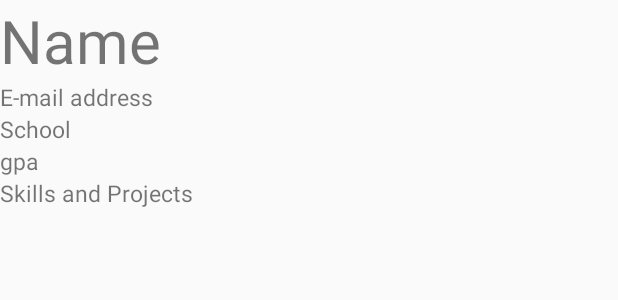
After one commit to jeff-w/shake_in, an Android app: the layout applicant_item.xml on its own in the app's theme, with its tools: preview values and no code run, on a phone screen of 412 x 824 dp. The commit adds this screen. Shown: the top 300 px of the screen. Run offline under Robolectric (Android 15) with nearby library versions, the phone set to English and light mode, and no system bars.

Commit message:
Added listView

```diff
--- a/app/src/main/AndroidManifest.xml
+++ b/app/src/main/AndroidManifest.xml
@@ -45,6 +45,10 @@
             android:name=".RecruiterShakeActivity"
             android:screenOrientation="portrait" >
         </activity>
+        <activity
+            android:name=".PickApplicantsActivity"
+            android:screenOrientation="portrait" >
+        </activity>
     </application>
 
 </manifest>
--- a/app/src/main/java/com/djkim/shake/ApplicantSignupActivity.java
+++ b/app/src/main/java/com/djkim/shake/ApplicantSignupActivity.java
@@ -19,5 +19,6 @@ public class ApplicantSignupActivity extends Activity {
     public void applicantJoinNowClicked(View view) {
         Intent shakeIntent = new Intent(this, ApplicantShakeActivity.class);
         startActivity(shakeIntent);
+        finish();
     }
 }
--- a/app/src/main/java/com/djkim/shake/RecruiterShakeActivity.java
+++ b/app/src/main/java/com/djkim/shake/RecruiterShakeActivity.java
@@ -2,6 +2,7 @@ package com.djkim.shake;
 
 import android.app.Activity;
 import android.content.Context;
+import android.content.Intent;
 import android.hardware.Sensor;
 import android.hardware.SensorEvent;
 import android.hardware.SensorEventListener;
@@ -102,5 +103,8 @@ public class RecruiterShakeActivity extends Activity {
     private void executeShakeAction() {
         Toast.makeText(this, "" + latitude + " " + longitude, Toast.LENGTH_SHORT).show();
         shakeInitiated = false;
+        Intent pickApplicantsIntent = new Intent(this, PickApplicantsActivity.class);
+        startActivity(pickApplicantsIntent);
+        finish();
     }
 }
--- a/app/src/main/java/com/djkim/shake/RecruiterSignupActivity.java
+++ b/app/src/main/java/com/djkim/shake/RecruiterSignupActivity.java
@@ -19,5 +19,6 @@ public class RecruiterSignupActivity extends Activity {
     public void recruiterJoinNowClicked(View view) {
         Intent shakeIntent = new Intent(this, RecruiterShakeActivity.class);
         startActivity(shakeIntent);
+        finish();
     }
 }
--- /dev/null
+++ b/app/src/main/res/layout/applicant_item.xml
@@ -0,0 +1,35 @@
+<LinearLayout xmlns:android="http://schemas.android.com/apk/res/android"
+    android:layout_width="match_parent"
+    android:layout_height="match_parent"
+    android:orientation="vertical">
+    <TextView
+        android:id="@+id/name"
+        android:layout_width="wrap_content"
+        android:layout_height="wrap_content"
+        android:text="Name"
+        android:textSize="40dp"/>
+    <TextView
+        android:id="@+id/email_address"
+        android:layout_width="wrap_content"
+        android:layout_height="wrap_content"
+        android:text="E-mail address"
+        android:textSize="15dp"/>
+    <TextView
+        android:id="@+id/school"
+        android:layout_width="wrap_content"
+        android:layout_height="wrap_content"
+        android:text="School"
+        android:textSize="15dp"/>
+    <TextView
+        android:id="@+id/gpa"
+        android:layout_width="wrap_content"
+        android:layout_height="wrap_content"
+        android:text="gpa"
+        android:textSize="15dp"/>
+    <TextView
+        android:id="@+id/skills_and_projects"
+        android:layout_width="wrap_content"
+        android:layout_height="wrap_content"
+        android:text="Skills and Projects"
+        android:textSize="15dp"/>
+</LinearLayout>
--- a/app/src/main/res/values/strings.xml
+++ b/app/src/main/res/values/strings.xml
@@ -29,4 +29,6 @@
     <string name="shake_helper_text">Make sure you are within 10 feet of your recruiter!</string>
     <string name="shake_helper_text_recruiter">Make sure you are within 10 feet of your applicants!</string>
 
+    <string name="pick_your_candidates">Pick your candidates!</string>
+
 </resources>
```
Also changed, not shown: app/src/main/java/com/djkim/shake/Applicant.java (added, +75 -0 lines), app/src/main/java/com/djkim/shake/ApplicantsAdapter.java (added, +47 -0 lines), app/src/main/java/com/djkim/shake/PickApplicantsActivity.java (added, +26 -0 lines), app/src/main/res/layout/pick_applicants.xml (added, +32 -0 lines).
